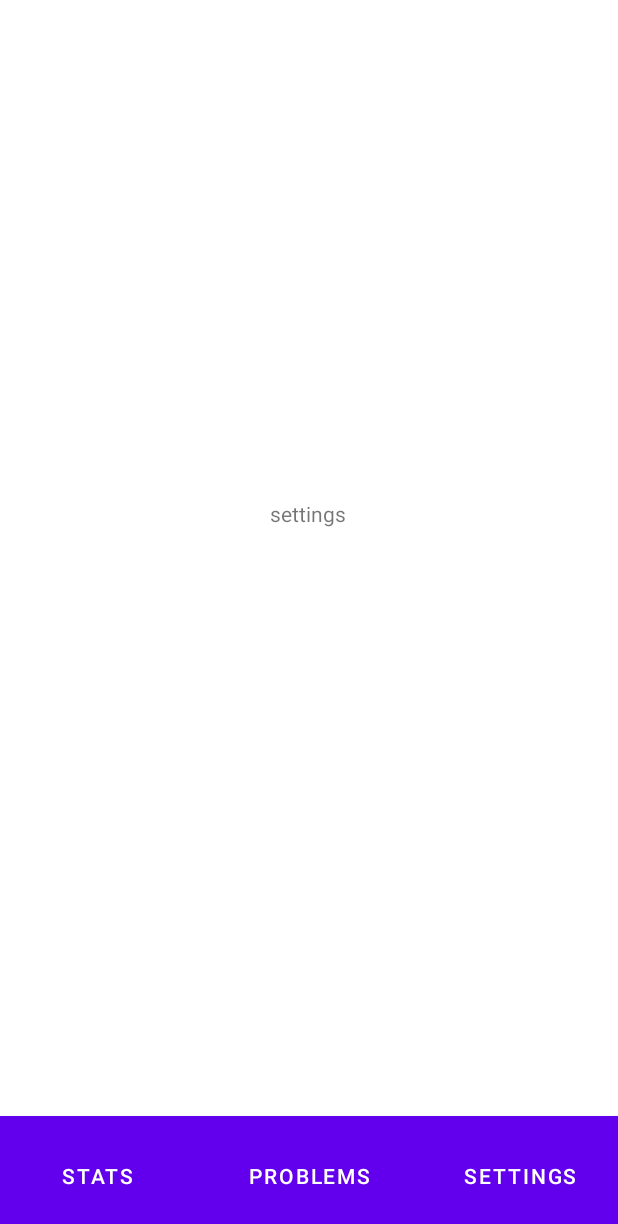
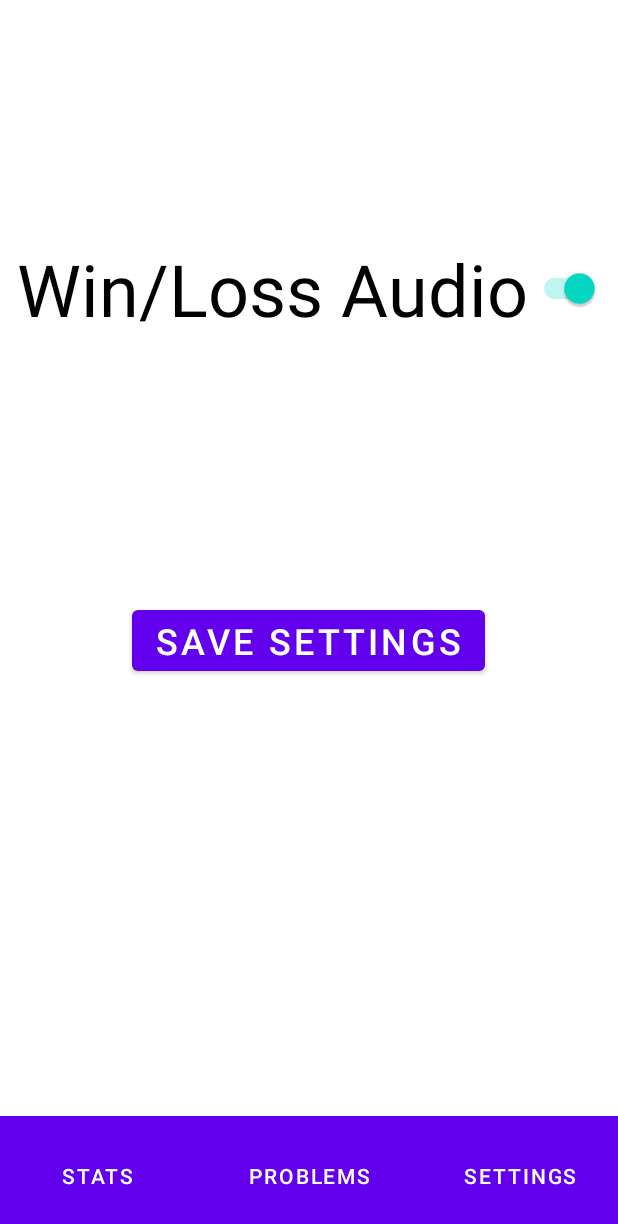
Before and after one commit to coocraig/mathreps, an Android app: the layout fragment_settings.xml on its own in the app's theme, with its tools: preview values and no code run, on a phone screen of 412 x 824 dp. Shown: the top 1224 px of the screen. Run offline under Robolectric (Android 15) with nearby library versions, the phone set to English and light mode, and no system bars.

Commit message:
Navigation from in pregame and settings implemented. Sound setting will be the only setting. Will see if the switch button is smartest way of going about things.

```diff
--- a/app/src/main/res/layout/fragment_settings.xml
+++ b/app/src/main/res/layout/fragment_settings.xml
@@ -1,10 +1,24 @@
 <?xml version="1.0" encoding="utf-8"?>
-<androidx.constraintlayout.widget.ConstraintLayout xmlns:android="http://schemas.android.com/apk/res/android"
+<layout
+    xmlns:android="http://schemas.android.com/apk/res/android"
     xmlns:tools="http://schemas.android.com/tools"
-    android:layout_width="match_parent"
-    android:layout_height="match_parent"
     xmlns:app="http://schemas.android.com/apk/res-auto"
-    tools:context=".settings">
+    tools:context=".Settings">
+
+    <data>
+        <variable
+            name="viewModel"
+            type="com.example.mathreps.MathRepsViewModel" />
+
+        <variable
+            name="settings"
+            type="com.example.mathreps.Settings" />
+    </data>
+
+    <androidx.constraintlayout.widget.ConstraintLayout
+        android:layout_width="match_parent"
+        android:layout_height="match_parent"
+        >
 
     <Button
         android:id="@+id/setstatbutton"
@@ -19,7 +33,8 @@
         app:layout_constraintHorizontal_bias="0.0"
         app:layout_constraintStart_toStartOf="parent"
         app:layout_constraintTop_toTopOf="parent"
-        app:layout_constraintVertical_bias="1.0" />
+        app:layout_constraintVertical_bias="1.0"
+        android:onClick='@{() -> settings.toStats()}'/>
 
     <Button
         android:id="@+id/setprebutton"
@@ -34,7 +49,8 @@
         app:layout_constraintHorizontal_bias="0.501"
         app:layout_constraintStart_toStartOf="parent"
         app:layout_constraintTop_toTopOf="parent"
-        app:layout_constraintVertical_bias="1.0" />
+        app:layout_constraintVertical_bias="1.0"
+        android:onClick='@{() -> settings.toPregame()}'/>
 
     <Button
         android:id="@+id/setsetbutton"
@@ -50,19 +66,30 @@
         app:layout_constraintStart_toEndOf="@+id/setstatbutton"
         app:layout_constraintTop_toTopOf="@+id/setprebutton" />
 
-    <TextView
-        android:id="@+id/textView"
+    <Switch
+        android:id="@+id/switch1"
         android:layout_width="wrap_content"
         android:layout_height="wrap_content"
-        android:layout_marginStart="179dp"
-        android:layout_marginEnd="175dp"
-        android:layout_marginBottom="289dp"
-        android:text="settings"
-        app:layout_constraintBottom_toBottomOf="parent"
+        android:layout_marginTop="160dp"
+        android:checked="true"
+        android:text="Win/Loss Audio"
+        android:textSize="48sp"
         app:layout_constraintEnd_toEndOf="parent"
-        app:layout_constraintHorizontal_bias="0.142"
+        app:layout_constraintHorizontal_bias="0.48"
         app:layout_constraintStart_toStartOf="parent"
-        app:layout_constraintTop_toTopOf="parent"
-        app:layout_constraintVertical_bias="0.645" />
+        app:layout_constraintTop_toTopOf="parent" />
+
+    <Button
+        android:id="@+id/button"
+        android:layout_width="wrap_content"
+        android:layout_height="wrap_content"
+        android:layout_marginTop="176dp"
+        android:text="Save Settings"
+        android:textSize="24sp"
+        app:layout_constraintEnd_toEndOf="@+id/switch1"
+        app:layout_constraintHorizontal_bias="0.498"
+        app:layout_constraintStart_toStartOf="@+id/switch1"
+        app:layout_constraintTop_toBottomOf="@+id/switch1" />
 
 </androidx.constraintlayout.widget.ConstraintLayout>
+</layout>
--- a/app/src/main/res/navigation/nav_graph.xml
+++ b/app/src/main/res/navigation/nav_graph.xml
@@ -7,7 +7,7 @@
 
     <fragment
         android:id="@+id/pregame"
-        android:name="com.example.mathreps.pregame"
+        android:name="com.example.mathreps.Pregame"
         android:label="fragment_pregame"
         tools:layout="@layout/fragment_pregame" >
         <action
@@ -34,7 +34,7 @@
     </fragment>
     <fragment
         android:id="@+id/settings"
-        android:name="com.example.mathreps.settings"
+        android:name="com.example.mathreps.Settings"
         android:label="fragment_settings"
         tools:layout="@layout/fragment_settings" >
         <action
```
Also changed, not shown: app/src/main/java/com/example/mathreps/Pregame.kt (added, +66 -0 lines), app/src/main/java/com/example/mathreps/Settings.kt (added, +65 -0 lines), app/src/main/java/com/example/mathreps/pregame.kt (deleted, +0 -59 lines), app/src/main/java/com/example/mathreps/settings.kt (deleted, +0 -59 lines), app/src/main/java/com/example/mathreps/statsPage.kt (deleted, +0 -59 lines), app/src/main/res/layout/fragment_pregame.xml (+26 -8 lines), app/src/main/res/layout/fragment_stats_page.xml (deleted, +0 -14 lines).
